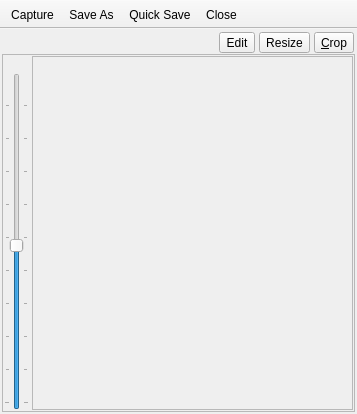
Before: the Qt Designer form src-qt5/desktop-utils/lumina-screenshot/MainUI.ui in lumina-desktop/lumina, drawn with Qt 5.
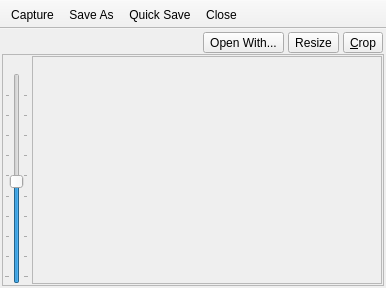
After: the same form once the commit is applied.

Commit message: Change the "edit" button in two ways: 1) Have it always open the new screenshot file with the "-select" dialog. (Many times editors use the same mimetypes as viewers, but viewer are set as the default). 2) Change the button text to "Open With..." so users know what it will do.

Diff of the .ui file:
```diff
--- a/src-qt5/desktop-utils/lumina-screenshot/MainUI.ui
+++ b/src-qt5/desktop-utils/lumina-screenshot/MainUI.ui
@@ -6,8 +6,8 @@
    <rect>
     <x>0</x>
     <y>0</y>
-    <width>357</width>
-    <height>414</height>
+    <width>386</width>
+    <height>288</height>
    </rect>
   </property>
   <property name="sizePolicy">
@@ -45,7 +45,7 @@
         </property>
         <property name="sizeHint" stdset="0">
          <size>
-          <width>40</width>
+          <width>0</width>
           <height>20</height>
          </size>
         </property>
@@ -84,7 +84,7 @@
             </sizepolicy>
            </property>
            <property name="text">
-            <string>Edit</string>
+            <string>Open With...</string>
            </property>
            <property name="toolButtonStyle">
             <enum>Qt::ToolButtonTextBesideIcon</enum>
@@ -210,8 +210,8 @@
               <rect>
                <x>0</x>
                <y>0</y>
-               <width>315</width>
-               <height>342</height>
+               <width>344</width>
+               <height>216</height>
               </rect>
              </property>
             </widget>
```
The commit also changes 1 other file.
